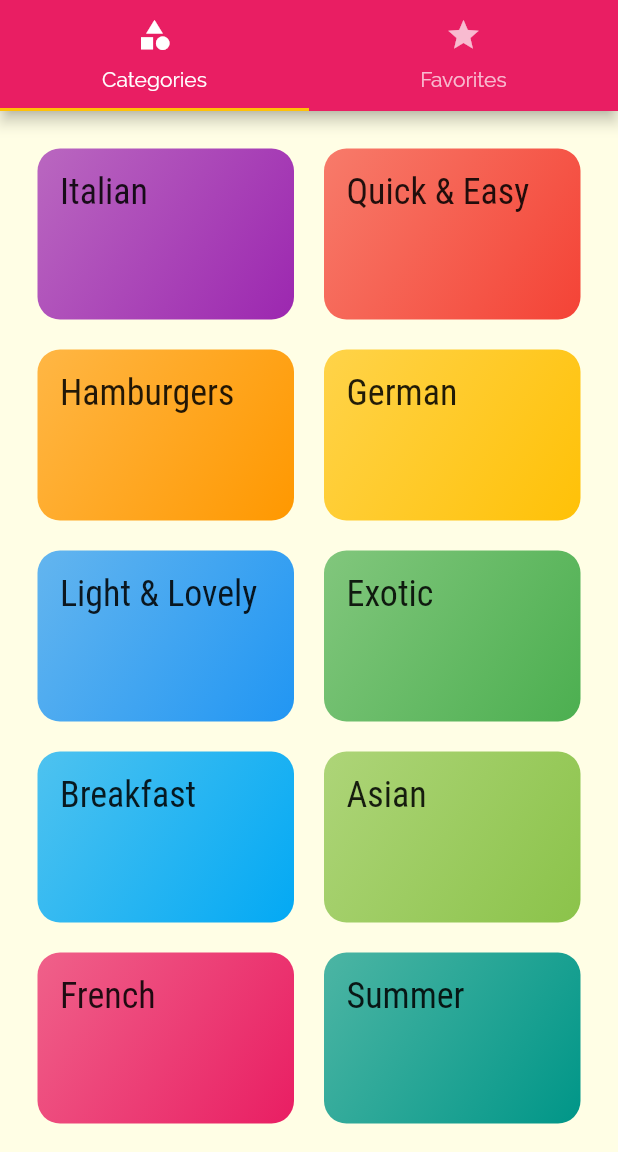
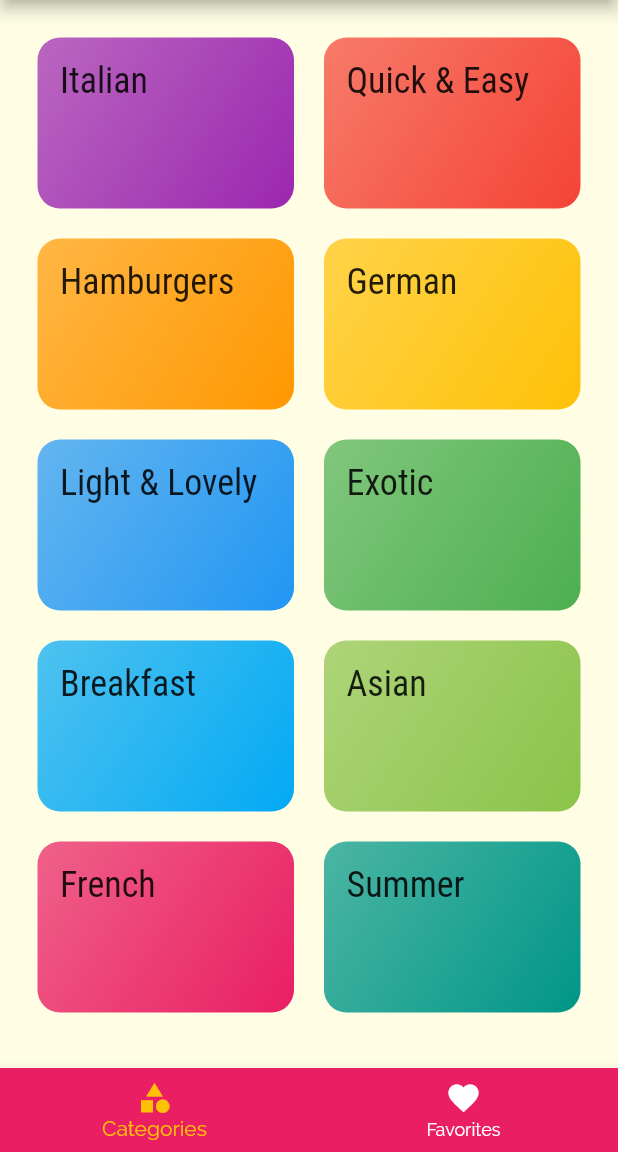
Before and after one commit to mvgmenezes/receipt_app, a Flutter app: the screen it shows after launch, on a phone screen of 412 x 824 dp, the part 84-1236 px from its top. Run offline on Flutter 3.47's test engine with Material 2 defaults, Android fonts, the phone set to English and light mode, and no system bars.

```diff
--- a/lib/screens/tabs_screen.dart
+++ b/lib/screens/tabs_screen.dart
@@ -8,25 +8,44 @@ class TabsScreen extends StatefulWidget {
 }
 
 class _TabsScreenState extends State<TabsScreen> {
+  final List<Widget> _pages = [
+    CategoriesScreen(),
+    FavoritesScreen()
+  ];
+  int _selectedPageIndex = 0;
+
+  void _selectPage(int index){
+    setState(() {
+      _selectedPageIndex = index;
+    });
+  }
+
   @override
   Widget build(BuildContext context) {
-    return DefaultTabController(
-      length: 2,
-      //initialIndex: 0,
-      child: Scaffold(
+    return Scaffold(
         appBar: AppBar(title: Text('Meals'),
-        bottom: TabBar(tabs: <Widget>[
-          Tab(icon: Icon(Icons.category),text: 'Categories',),
-          Tab(icon: Icon(Icons.star),text: 'Favorites',),
+      ),
+      body: _pages[_selectedPageIndex],
+      bottomNavigationBar: BottomNavigationBar(
+        onTap: _selectPage,
+        backgroundColor: Theme.of(context).primaryColor,
+        unselectedItemColor: Colors.white,
+        selectedItemColor: Theme.of(context).accentColor,
+        currentIndex: _selectedPageIndex,
+        //type: BottomNavigationBarType.shifting,
+        items: [
+          BottomNavigationBarItem(
+            backgroundColor: Theme.of(context).primaryColor,
+            icon: Icon(Icons.category),
+            title: Text('Categories')
+          ),
+          BottomNavigationBarItem(
+              backgroundColor: Theme.of(context).primaryColor,
+              icon: Icon(Icons.favorite),
+              title: Text('Favorites')
+          ),
         ],
-        ),
-        ),
-        body: TabBarView(children: <Widget>[
-          CategoriesScreen(),
-          FavoritesScreen()
-        ],),
       ),
-
     );
   }
 }
```
